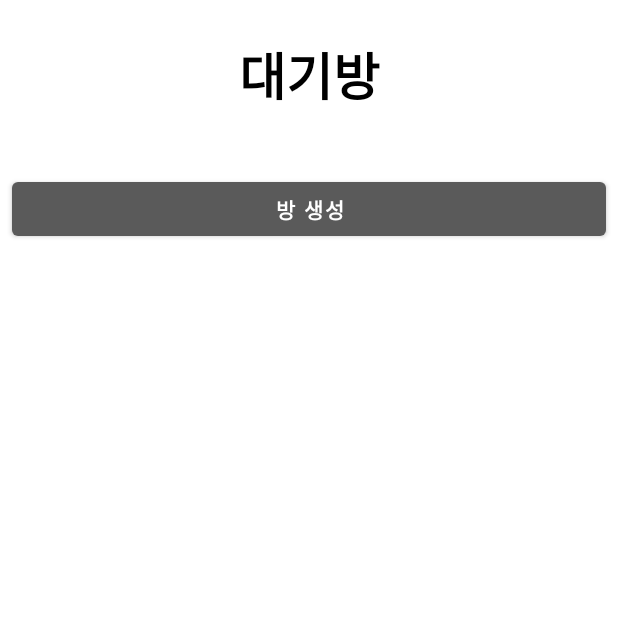
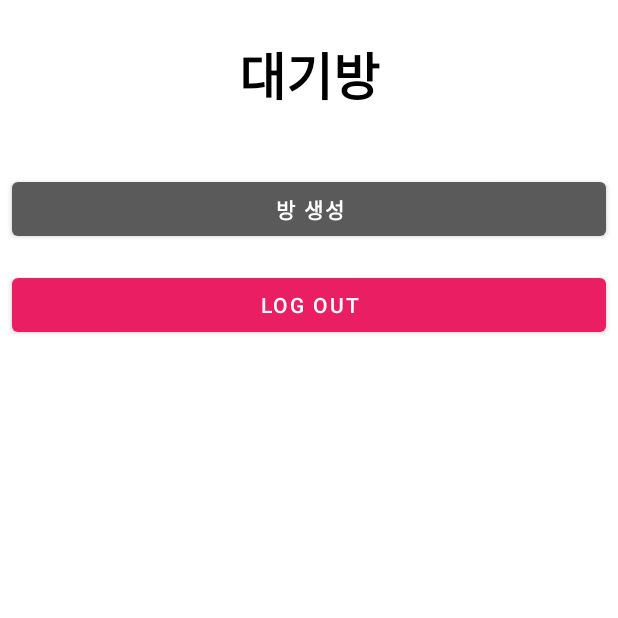
Before and after one commit to pyun0825/MadCamp2, an Android app: the RoomActivity screen opened directly, with no data from a screen before it, on a phone screen of 412 x 824 dp, the top half of it. Run offline under Robolectric (Android 15) with nearby library versions, the phone set to English and light mode, and no system bars; 2 statements that could not run were skipped.

Commit message:
minor change

```diff
--- a/app/src/main/java/com/example/logintest/RetrofitInterface.kt
+++ b/app/src/main/java/com/example/logintest/RetrofitInterface.kt
@@ -11,6 +11,9 @@ interface RetrofitInterface {
 
     @POST("/signup")
     fun executeSignup(@Body map: HashMap<String, String>) : Call<Void>
+
+    @POST("/logout")
+    fun logOut(@Body map: HashMap<String, String>): Call<Void>
 
     @GET("/rooms")
     fun getRooms(): Call<List<RoomResult>>
--- a/app/src/main/res/layout/activity_room.xml
+++ b/app/src/main/res/layout/activity_room.xml
@@ -50,6 +50,19 @@
             app:layout_constraintEnd_toEndOf="parent"
             app:layout_constraintStart_toStartOf="parent"
             app:layout_constraintTop_toBottomOf="@+id/lv_rooms" />
+
+        <Button
+            android:id="@+id/bt_log_out"
+            android:layout_width="0dp"
+            android:layout_height="wrap_content"
+            android:layout_marginStart="8dp"
+            android:layout_marginTop="16dp"
+            android:layout_marginEnd="8dp"
+            android:text="Log Out"
+            app:backgroundTint="#E91E63"
+            app:layout_constraintEnd_toEndOf="parent"
+            app:layout_constraintStart_toStartOf="parent"
+            app:layout_constraintTop_toBottomOf="@+id/bt_create_room" />
     </androidx.constraintlayout.widget.ConstraintLayout>
 
 
--- a/app/src/main/res/values/strings.xml
+++ b/app/src/main/res/values/strings.xml
@@ -12,5 +12,5 @@
     <!-- TODO: Remove or change this placeholder text -->
     <string name="hello_blank_fragment">Hello blank fragment</string>
     <string name="title_activity_inner_room">InnerRoomActivity</string>
-    <string name="ip_address">http://192.249.18.140:443</string>
+    <string name="ip_address">http://143.248.226.37:3000</string>
 </resources>
```
Also changed, not shown: app/src/main/java/com/example/logintest/MainActivity.kt (+0 -19 lines), app/src/main/java/com/example/logintest/RoomActivity.kt (+38 -1 lines).
